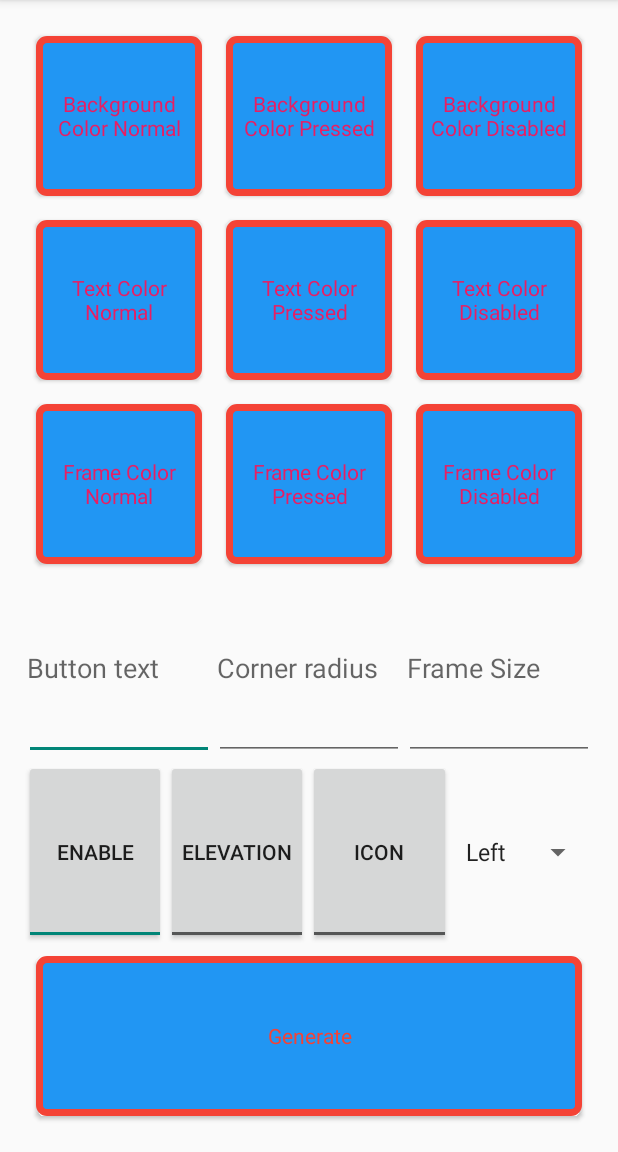
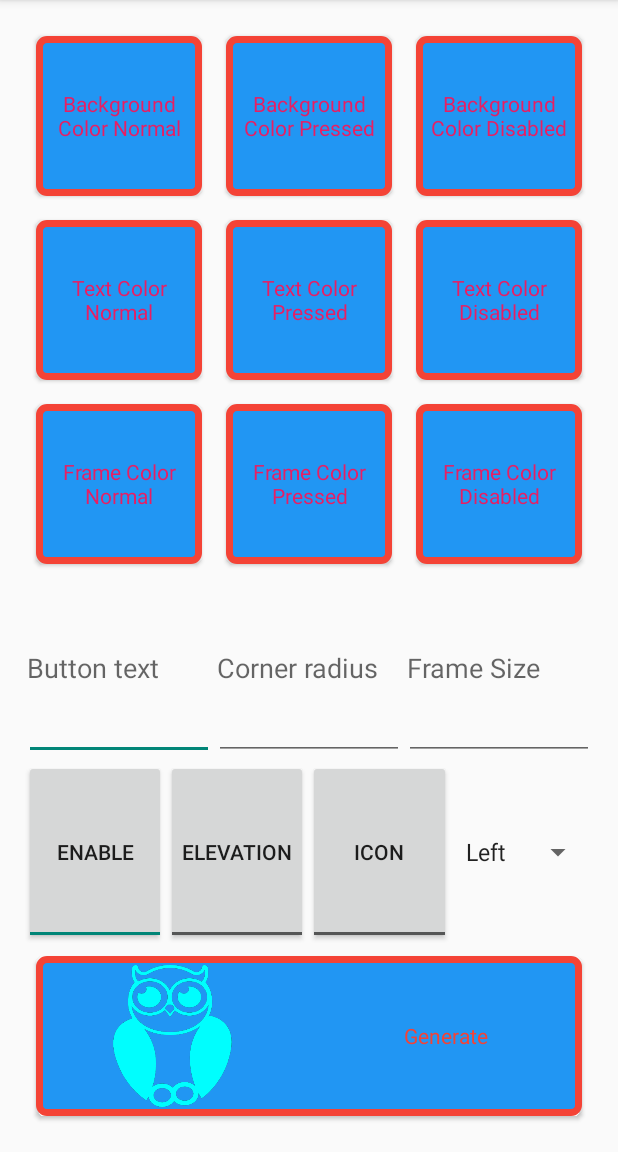
Before and after one commit to jpelczar/pl.sigmapoint.view.CustomButton, an Android app: the screen it shows after launch (MainActivity), on a phone screen of 412 x 824 dp, the part 84-1236 px from its top. Run offline under Robolectric (Android 15) with nearby library versions, the phone set to English and light mode, and no system bars; libraries missing offline, so code that uses them is left out: yuku.ambilwarna; 1 statement that could not run was skipped.

Commit message:
Add button icon color state simplification

```diff
--- a/app/src/main/java/pl/sigmapoint/StartFragment.java
+++ b/app/src/main/java/pl/sigmapoint/StartFragment.java
@@ -92,6 +92,7 @@ public class StartFragment extends Fragment implements View.OnClickListener {
         enableTB = (ToggleButton) view.findViewById(R.id.enable);
 
         enableTB.setChecked(true);
+        generateCB.setImageColors(Color.CYAN, Color.GREEN, Color.MAGENTA);
 
         array = new String[4];
         array[CustomButton.LEFT] = "Left";
--- a/app/src/main/res/layout/fragment_start.xml
+++ b/app/src/main/res/layout/fragment_start.xml
@@ -313,6 +313,9 @@
         android:padding="2dp"
         android:text="@string/generate"
         app:cb_frame_size="5dp"
+        app:cb_image="@drawable/ic_owl"
+        app:cb_image_padding="6dp"
+        app:cb_image_position="left"
         app:cb_primary_color="@color/blue_normal"
         app:cb_secondary_color="@color/red_normal"
         app:cb_shape_radius="5dp" />
--- a/library/src/main/java/pl/sigmapoint/customview/CustomButton.java
+++ b/library/src/main/java/pl/sigmapoint/customview/CustomButton.java
@@ -4,7 +4,15 @@ import android.animation.AnimatorInflater;
 import android.content.Context;
 import android.content.res.ColorStateList;
 import android.content.res.TypedArray;
+import android.graphics.Bitmap;
+import android.graphics.BitmapShader;
+import android.graphics.Canvas;
 import android.graphics.Color;
+import android.graphics.ColorFilter;
+import android.graphics.LightingColorFilter;
+import android.graphics.Paint;
+import android.graphics.Shader;
+import android.graphics.drawable.BitmapDrawable;
 import android.graphics.drawable.Drawable;
 import android.graphics.drawable.GradientDrawable;
 import android.graphics.drawable.RippleDrawable;
@@ -57,6 +65,8 @@ public class CustomButton extends LinearLayout implements View.OnClickListener {
     private float frameSize; // frame size
     private boolean isElevationEnabled; // is elevation should be displayed >=API 21
     private Drawable drawableNormal, drawableDisabled, drawablePressed;
+    private int drawableColorNormal, drawableColorDisabled, drawableColorPressed;
+    private ColorStateList drawableColorStateListAttr;
     private int drawablePosition;
     private int imagePadding;
     private int[] imagePaddingArray;
@@ -151,6 +161,10 @@ public class CustomButton extends LinearLayout implements View.OnClickListener {
                 drawableNormal = attributes.getDrawable(R.styleable.CustomButton_cb_image_normal);
             drawablePressed = attributes.getDrawable(R.styleable.CustomButton_cb_image_pressed);
             drawableDisabled = attributes.getDrawable(R.styleable.CustomButton_cb_image_disabled);
+            drawableColorStateListAttr = attributes.getColorStateList(R.styleable.CustomButton_cb_image_color_list);
+            drawableColorNormal = attributes.getColor(R.styleable.CustomButton_cb_image_color_normal, Integer.MAX_VALUE);
+            drawableColorPressed = attributes.getColor(R.styleable.CustomButton_cb_image_color_pressed, Integer.MAX_VALUE);
+            drawableColorDisabled = attributes.getColor(R.styleable.CustomButton_cb_image_color_disabled, Integer.MAX_VALUE);
             imageScaleTypeAttr = attributes.getInteger(R.styleable.CustomButton_cb_image_scale_type, 3);
             imagePadding = (int) attributes.getDimension(R.styleable.CustomButton_cb_image_padding, 0);
             imagePaddingArray[LEFT] = (int) attributes.getDimension(R.styleable.CustomButton_cb_image_padding_left, imagePadding);
@@ -165,6 +179,25 @@ public class CustomButton extends LinearLayout implements View.OnClickListener {
 
             if (frameColorState != null) { // if frame state is not null the set color from color state list to specific colors
                 frameColorStateListToIntegers(frameColorState);
+            }
+
+            if (drawableColorStateListAttr != null)
+                imageColorStateListToIntegers(drawableColorStateListAttr);
+            setImageColorStateList();
+            if (drawableNormal != null) {
+                if (drawableColorNormal != Integer.MAX_VALUE) {
+                    drawableNormal = changeDrawableColor(((BitmapDrawable) drawableNormal).getBitmap(), drawableColorNormal);
+                }
+                if (drawableColorPressed != Integer.MAX_VALUE) {
+                    if (drawablePressed == null)
+                        drawablePressed = drawableNormal.getConstantState().newDrawable().mutate();
+                    drawablePressed = changeDrawableColor(((BitmapDrawable) drawablePressed).getBitmap(), drawableColorPressed);
+                }
+                if (drawableColorDisabled != Integer.MAX_VALUE) {
+                    if (drawableDisabled == null)
+                        drawableDisabled = drawableNormal.getConstantState().newDrawable().mutate();
+                    drawableDisabled = changeDrawableColor(((BitmapDrawable) drawableDisabled).getBitmap(), drawableColorDisabled);
+                }
             }
 
             //WARNING: If you want to change it, you should change it in attr xml too
@@ -216,6 +249,7 @@ public class CustomButton extends LinearLayout implements View.OnClickListener {
         super.setEnabled(enabled);
         textView.setEnabled(enabled); //chain child views with parent state
         container.setEnabled(enabled);
+        imageContainer.setEnabled(enabled);
     }
 
     private void setContent() {
@@ -377,6 +411,16 @@ public class CustomButton extends LinearLayout implements View.OnClickListener {
         frameColorDisabled = globalColor;
     }
 
+    private void imageColorStateListToIntegers(ColorStateList colorStateList) {
+
+        int globalColor = colorStateList.getColorForState(new int[]{}, 0);
+
+        drawableColorPressed = colorStateList.getColorForState(new int[]{android.R.attr.state_pressed}, globalColor);
+        drawableColorNormal = colorStateList.getColorForState(new int[]{android.R.attr.state_enabled}, globalColor);
+        drawableColorDisabled = globalColor;
+    }
+
+
     private void updateText() {
         textColorArray = new int[]{textColorPressed, textColorNormal, textColorDisabled};
         textColorList = new ColorStateList(stateArray, textColorArray);
@@ -424,6 +468,36 @@ public class CustomButton extends LinearLayout implements View.OnClickListener {
         Color.RGBToHSV(redPC, greenPC, blueRC, hsv);
         hsv[1] = (hsv[1] - 0.3f) < 0 ? 0.1f : hsv[1] - 0.3f;
         return Color.HSVToColor(hsv);
+    }
+
+    private void setImageColorStateList() {
+        if (drawableNormal != null) {
+            if (drawableColorNormal != Integer.MAX_VALUE) {
+                drawableNormal = changeDrawableColor(((BitmapDrawable) drawableNormal).getBitmap(), drawableColorNormal);
+            }
+            if (drawableColorPressed != Integer.MAX_VALUE) {
+                if (drawablePressed == null)
+                    drawablePressed = drawableNormal.getConstantState().newDrawable().mutate();
+                drawablePressed = changeDrawableColor(((BitmapDrawable) drawablePressed).getBitmap(), drawableColorPressed);
+            }
+            if (drawableColorDisabled != Integer.MAX_VALUE) {
+                if (drawableDisabled == null)
+                    drawableDisabled = drawableNormal.getConstantState().newDrawable().mutate();
+                drawableDisabled = changeDrawableColor(((BitmapDrawable) drawableDisabled).getBitmap(), drawableColorDisabled);
+            }
+        }
+    }
+
+    private Drawable changeDrawableColor(Bitmap bitmap, int color) {
+        BitmapShader shader = new BitmapShader(bitmap, Shader.TileMode.REPEAT, Shader.TileMode.REPEAT);
+        Paint paint = new Paint();
+        paint.setShader(shader);
+        ColorFilter filter = new LightingColorFilter(color, color);
+        paint.setColorFilter(filter);
+        Bitmap b = bitmap.copy(Bitmap.Config.ARGB_8888, true);
+        Canvas canvas = new Canvas(b);
+        canvas.drawPaint(paint);
+        return new BitmapDrawable(b);
     }
 
 
@@ -705,6 +779,40 @@ public class CustomButton extends LinearLayout implements View.OnClickListener {
         setContent();
     }
 
+    public void setImageColors(int normal, int pressed, int disabled) {
+        this.drawableColorNormal = normal;
+        this.drawableColorPressed = pressed;
+        this.drawableColorDisabled = disabled;
+
+        setImageColorStateList();
+        setContent();
+    }
+
+    public void setImageColors(ColorStateList colorStateList) {
+        imageColorStateListToIntegers(colorStateList);
+        setImageColorStateList();
+        setContent();
+    }
+
+    public void setImageNormalColor(int color) {
+        this.drawableColorNormal = color;
+        setImageColorStateList();
+        setContent();
+    }
+
+    public void setImagePressedColor(int color) {
+        this.drawableColorPressed = color;
+        setImageColorStateList();
+        setContent();
+    }
+
+    public void setImageDisableColor(int color) {
+        this.drawableColorDisabled = color;
+        setImageColorStateList();
+        setContent();
+    }
+
+
     /**
      * Set elevation to button. If enabled button is smaller because shadow must have space to show.
      *
@@ -877,4 +985,16 @@ public class CustomButton extends LinearLayout implements View.OnClickListener {
     public int getSecondaryColor() {
         return secondaryColor;
     }
+
+    public int getImageColorNormal() {
+        return drawableColorNormal;
+    }
+
+    public int getImageColorDisabled() {
+        return drawableColorDisabled;
+    }
+
+    public int getImageColorPressed() {
+        return drawableColorPressed;
+    }
 }
--- a/library/src/main/res/values/attrs.xml
+++ b/library/src/main/res/values/attrs.xml
@@ -46,6 +46,10 @@
         <attr name="cb_image_normal" format="reference" />
         <attr name="cb_image_disabled" format="reference" />
         <attr name="cb_image_pressed" format="reference" />
+        <attr name="cb_image_color_normal" format="color" />
+        <attr name="cb_image_color_pressed" format="color" />
+        <attr name="cb_image_color_disabled" format="color" />
+        <attr name="cb_image_color_list" format="color" />
         <attr name="cb_image_padding" format="dimension" />
         <attr name="cb_image_padding_left" format="dimension" />
         <attr name="cb_image_padding_top" format="dimension" />
```
Also changed, not shown: app/src/main/res/drawable/owl.xml (added, +7 -0 lines).
